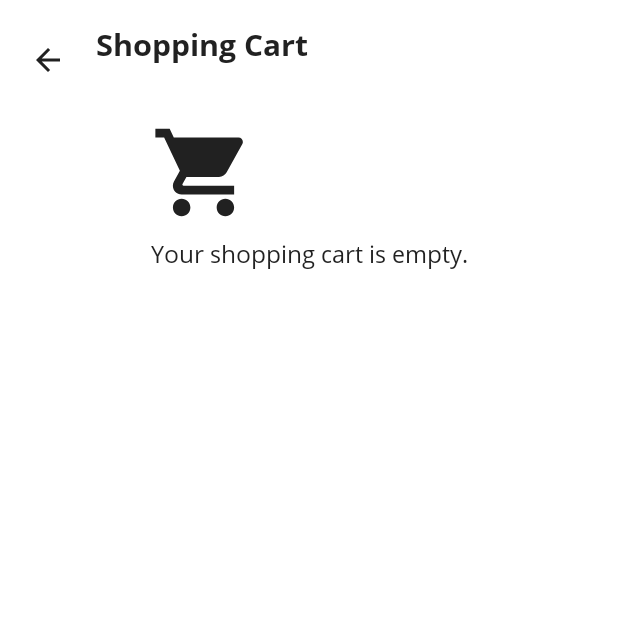
After one commit to AliAfroozi/BedeBestoonApp, an Android app built with Jetpack Compose: the BasketScreen screen opened through its navigation route, on a phone screen of 412 x 824 dp, the top half of it. The commit adds this screen. Run offline under Robolectric (Android 15) with nearby library versions, the phone set to English and light mode, and no system bars; our stand-ins replace Dagger/Hilt's generated code, Room's generated code.

Commit message:
feat: design basket screen.
Description: design BasketScreen and BasketItemView, add a vectorAsset for minus sign, describe h2 in type.kt and handle navigation to basketScreen.

```diff
--- /dev/null
+++ b/app/src/main/java/com/example/bedebestoon/ui/screens/BasketScreen.kt
@@ -0,0 +1,79 @@
+package com.example.bedebestoon.ui.screens
+
+import androidx.compose.foundation.layout.*
+import androidx.compose.foundation.lazy.LazyColumn
+import androidx.compose.material.Icon
+import androidx.compose.material.IconButton
+import androidx.compose.material.MaterialTheme
+import androidx.compose.material.Text
+import androidx.compose.material.icons.Icons
+import androidx.compose.material.icons.filled.ArrowBack
+import androidx.compose.material.icons.filled.ShoppingCart
+import androidx.compose.runtime.Composable
+import androidx.compose.runtime.getValue
+import androidx.compose.runtime.mutableStateOf
+import androidx.compose.runtime.remember
+import androidx.compose.ui.Alignment
+import androidx.compose.ui.Modifier
+import androidx.compose.ui.graphics.Color
+import androidx.compose.ui.text.font.FontWeight
+import androidx.compose.ui.unit.dp
+import androidx.compose.ui.unit.sp
+import androidx.navigation.NavHostController
+import com.example.bedebestoon.MainActivity
+import com.example.bedebestoon.db.viewModels.BasketEntityViewModel
+import com.example.bedebestoon.ui.components.basket.BasketListItem
+
+@Composable
+fun BasketScreen(
+    basketEntityViewModel: BasketEntityViewModel,
+    navController: NavHostController
+) {
+    val basketList by remember {
+        mutableStateOf(basketEntityViewModel.basketListLive)
+    }
+
+
+
+    LazyColumn() {
+        item {
+            Row(modifier = Modifier.padding(horizontal = 8.dp, vertical = 16.dp)) {
+                IconButton(onClick = { navController.popBackStack() }) {
+                    Icon(imageVector = Icons.Filled.ArrowBack, contentDescription = "")
+                }
+                Spacer(modifier = Modifier.width(8.dp))
+                Column() {
+                    Text(text = "Shopping Cart", style = MaterialTheme.typography.h2)
+                    Spacer(modifier = Modifier.height(8.dp))
+                    if (basketList.value.isNotEmpty()) {
+                        Text(
+                            text = if (basketList.value.size == 1) "${basketList.value.size} item" else "${basketList.value.size} items" ,
+                            style = MaterialTheme.typography.body1,
+                            fontSize = 14.sp,
+                            fontWeight = FontWeight.Light,
+                            color = Color.Gray
+                        )
+                    }
+                }
+            }
+        }
+
+
+        if (basketList.value.isEmpty()){
+            item {
+                Box(modifier = Modifier.fillMaxSize() , contentAlignment = Alignment.Center) {
+                    Column() {
+                        Icon(imageVector = Icons.Filled.ShoppingCart, contentDescription = "" , modifier = Modifier.size(70.dp))
+                        Spacer(modifier = Modifier.height(8.dp))
+                        Text(text = "Your shopping cart is empty." , fontSize = 16.sp)
+                    }
+                }
+            }
+        }else{
+            items(count = basketList.value.size) { index ->
+                BasketListItem(basketList.value[index])
+            }
+        }
+    }
+
+}
--- a/app/src/main/java/com/example/bedebestoon/ui/screens/MainScreen.kt
+++ b/app/src/main/java/com/example/bedebestoon/ui/screens/MainScreen.kt
@@ -62,6 +62,13 @@ fun MainScreen(mainActivity: MainActivity) {
                 val categoryTitle = it.arguments?.getString("title")
                 ProductsScreen(navController, productCategory , categoryTitle)
             }
+
+            composable(
+                "basket",
+            ) {
+                fullScreen = true
+                BasketScreen(basketEntityViewModel  , navController)
+            }
         }
     }
 }
--- a/app/src/main/java/com/example/bedebestoon/ui/theme/Type.kt
+++ b/app/src/main/java/com/example/bedebestoon/ui/theme/Type.kt
@@ -37,6 +37,12 @@ val Typography = Typography(
         fontWeight = FontWeight.Bold
     ),
 
+    h2 = TextStyle(
+        fontSize = 20.sp,
+        fontFamily = openSansFamily,
+        fontWeight = FontWeight.Bold
+    ),
+
     button = TextStyle(
         fontFamily = openSansFamily,
         fontWeight = FontWeight.W500,
--- /dev/null
+++ b/app/src/main/res/drawable/ic_baseline_remove_24.xml
@@ -0,0 +1,5 @@
+<vector android:height="24dp" android:tint="#000000"
+    android:viewportHeight="24" android:viewportWidth="24"
+    android:width="24dp" xmlns:android="http://schemas.android.com/apk/res/android">
+    <path android:fillColor="@android:color/white" android:pathData="M19,13H5v-2h14v2z"/>
+</vector>
```
Also changed, not shown: app/src/main/java/com/example/bedebestoon/ui/components/basket/BasketListItem.kt (added, +138 -0 lines).
